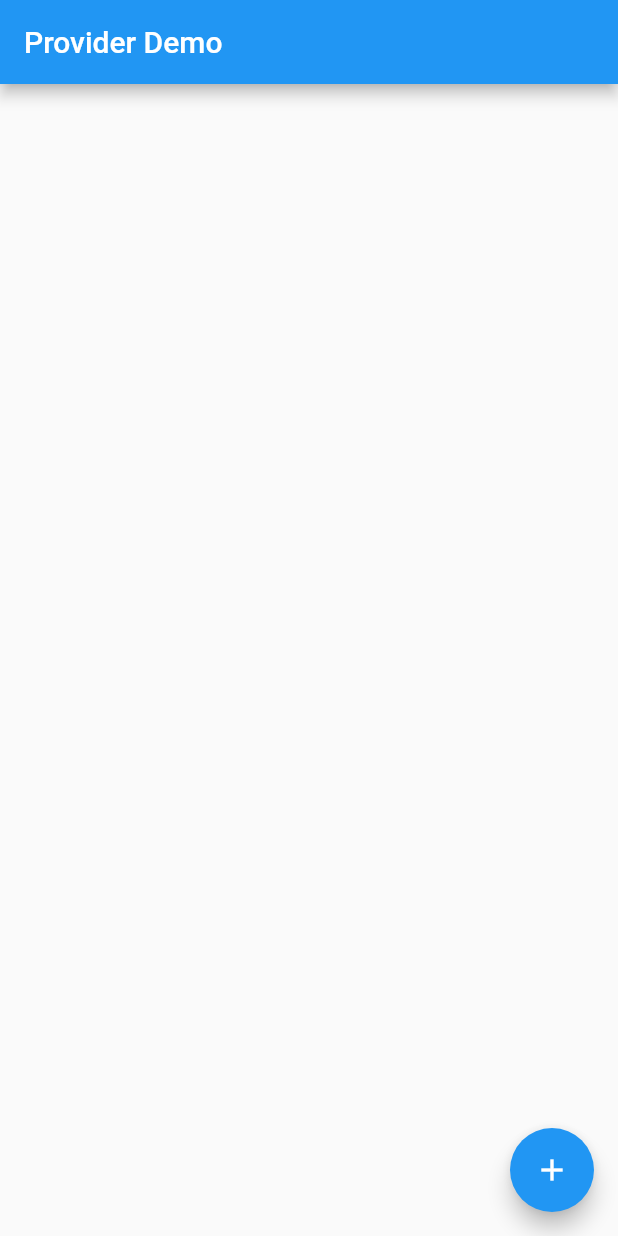
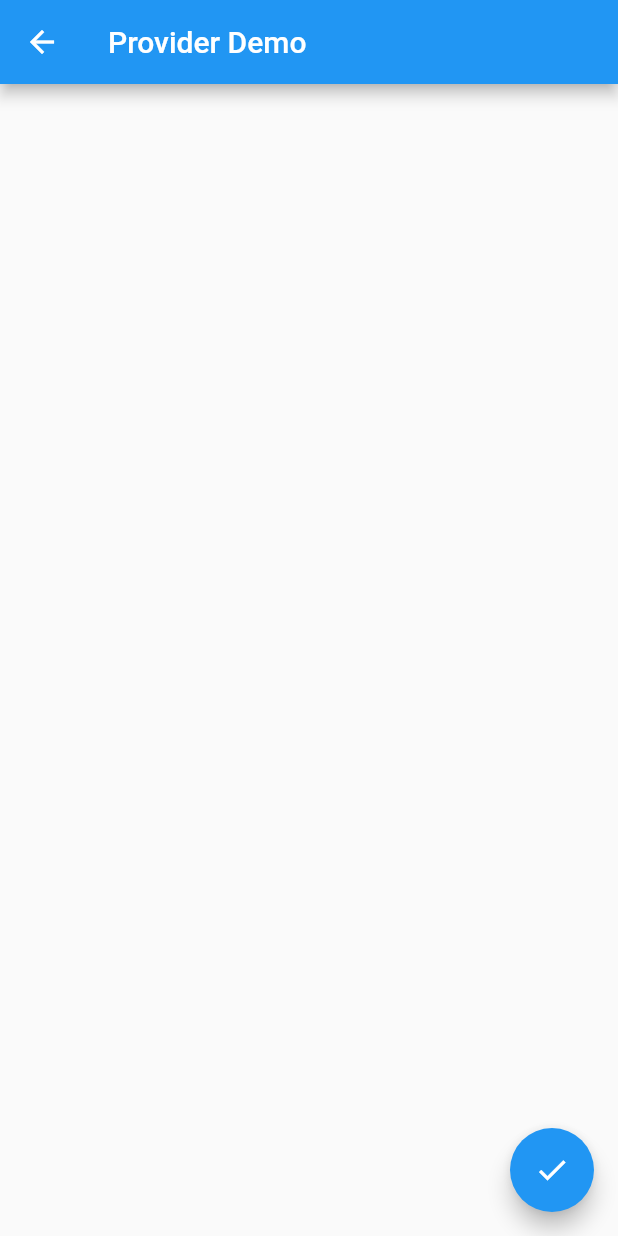
Before and after one commit to urmilshroff/provider_demo, a Flutter app: the screen it shows after launch, after a tap on the "add" icon, on a phone screen of 412 x 824 dp. Run offline on Flutter 3.47's test engine with Material 2 defaults, Android fonts, the phone set to English and light mode, and no system bars.

Commit message:
Implemented ChangeNotifier, ChangeNotifierProvider and Consumer

```diff
--- a/lib/main.dart
+++ b/lib/main.dart
@@ -1,4 +1,6 @@
 import 'package:flutter/material.dart';
+import 'package:provider/provider.dart';
+import 'package:provider_demo/models/item.dart';
 import 'package:provider_demo/pages/home_page.dart';
 
 void main() {
@@ -8,13 +10,20 @@ void main() {
 class MyApp extends StatelessWidget {
   @override
   Widget build(BuildContext context) {
-    return MaterialApp(
-      title: 'Provider Demo',
-      theme: ThemeData(
-        primarySwatch: Colors.blue,
-        visualDensity: VisualDensity.adaptivePlatformDensity,
+    return MultiProvider(
+      providers: [
+        ChangeNotifierProvider<ItemAddNotifier>(
+          create: (context) => ItemAddNotifier(),
+        ),
+      ],
+      child: MaterialApp(
+        title: 'Provider Demo',
+        theme: ThemeData(
+          primarySwatch: Colors.blue,
+          visualDensity: VisualDensity.adaptivePlatformDensity,
+        ),
+        home: MyHomePage(),
       ),
-      home: MyHomePage(),
     );
   }
 }
--- /dev/null
+++ b/lib/models/item.dart
@@ -0,0 +1,14 @@
+import 'package:flutter/material.dart';
+
+class Item {
+  String itemName;
+  Item(this.itemName);
+}
+
+class ItemAddNotifier extends ChangeNotifier {
+  List<Item> itemList = [];
+  void addItem(String name) {
+    itemList.add(Item(name));
+    notifyListeners();
+  }
+}
--- /dev/null
+++ b/lib/pages/add_item_page.dart
@@ -0,0 +1,22 @@
+import 'package:flutter/material.dart';
+import 'package:provider/provider.dart';
+import 'package:provider_demo/models/item.dart';
+
+class MyAddItemPage extends StatelessWidget {
+  @override
+  Widget build(BuildContext context) {
+    return Scaffold(
+      appBar: AppBar(
+        title: Text('Provider Demo'),
+      ),
+      body: Container(),
+      floatingActionButton: FloatingActionButton(
+        child: Icon(Icons.check),
+        onPressed: () {
+          Provider.of<ItemAddNotifier>(context, listen: false).addItem('Hello');
+          Navigator.pop(context);
+        },
+      ),
+    );
+  }
+}
--- a/lib/pages/home_page.dart
+++ b/lib/pages/home_page.dart
@@ -1,4 +1,7 @@
 import 'package:flutter/material.dart';
+import 'package:provider/provider.dart';
+import 'package:provider_demo/models/item.dart';
+import 'package:provider_demo/pages/add_item_page.dart';
 
 class MyHomePage extends StatelessWidget {
   @override
@@ -7,10 +10,21 @@ class MyHomePage extends StatelessWidget {
       appBar: AppBar(
         title: Text('Provider Demo'),
       ),
-      body: Container(),
+      body: Consumer<ItemAddNotifier>(
+        builder: (context, itemAddNotifier, child) => ListView.builder(
+          itemCount: itemAddNotifier.itemList.length,
+          itemBuilder: (context, index) =>
+              Center(child: Text(itemAddNotifier.itemList[index].itemName)),
+        ),
+      ),
       floatingActionButton: FloatingActionButton(
         child: Icon(Icons.add),
-        onPressed: () => null,
+        onPressed: () => Navigator.push(
+          context,
+          MaterialPageRoute(
+            builder: (context) => MyAddItemPage(),
+          ),
+        ),
       ),
     );
   }
```
